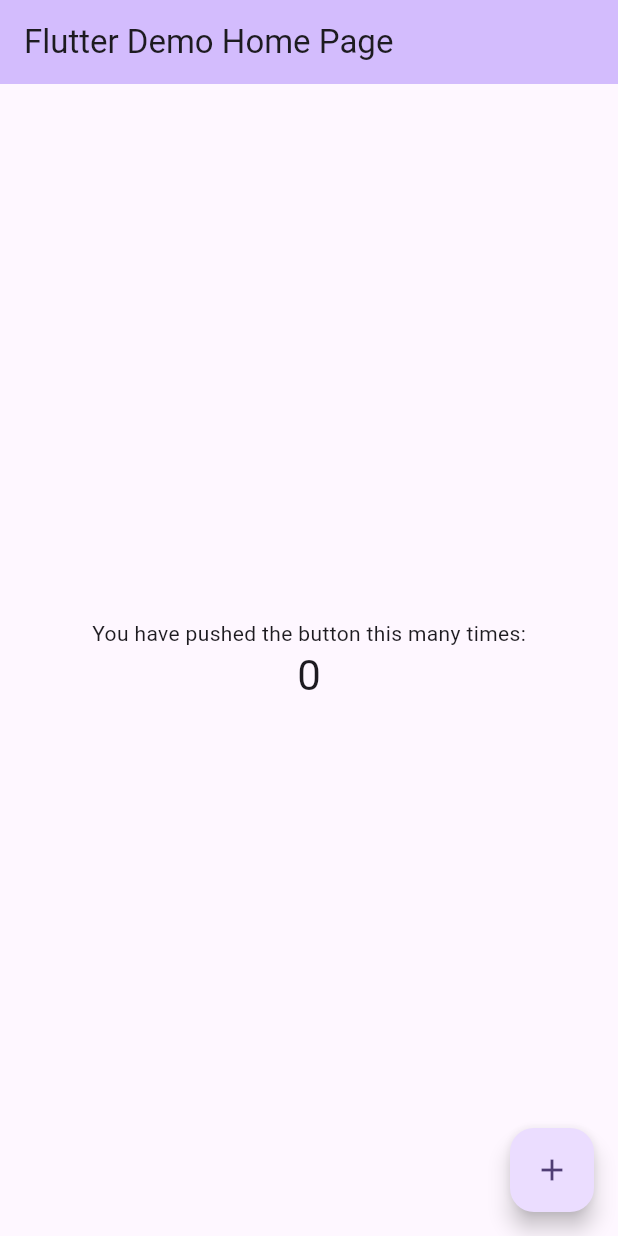
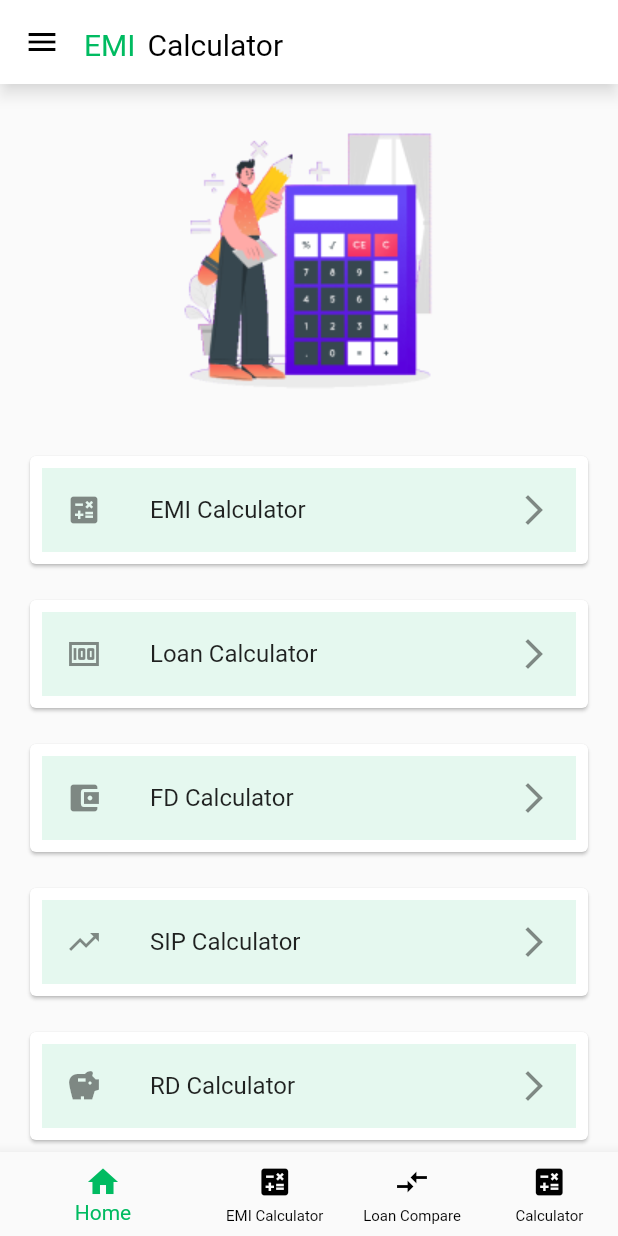
Before and after one commit to MyCTO-Interns/Calculator_app, a Flutter app: the screen it shows after launch, on a phone screen of 412 x 824 dp. Run offline on Flutter 3.47's test engine with Material 3 defaults, Android fonts, the phone set to English and light mode, and no system bars.

```diff
--- a/lib/main.dart
+++ b/lib/main.dart
@@ -1,4 +1,6 @@
+import 'package:calculator/screens/calculator_options.dart';
 import 'package:flutter/material.dart';
+import 'package:flutter/services.dart';
 
 void main() {
   runApp(const MyApp());
@@ -7,119 +9,18 @@ void main() {
 class MyApp extends StatelessWidget {
   const MyApp({super.key});
 
-  // This widget is the root of your application.
   @override
   Widget build(BuildContext context) {
     return MaterialApp(
-      title: 'Flutter Demo',
+      debugShowCheckedModeBanner: false,
       theme: ThemeData(
-        // This is the theme of your application.
-        //
-        // TRY THIS: Try running your application with "flutter run". You'll see
-        // the application has a purple toolbar. Then, without quitting the app,
-        // try changing the seedColor in the colorScheme below to Colors.green
-        // and then invoke "hot reload" (save your changes or press the "hot
-        // reload" button in a Flutter-supported IDE, or press "r" if you used
-        // the command line to start the app).
-        //
-        // Notice that the counter didn't reset back to zero; the application
-        // state is not lost during the reload. To reset the state, use hot
-        // restart instead.
-        //
-        // This works for code too, not just values: Most code changes can be
-        // tested with just a hot reload.
-        colorScheme: ColorScheme.fromSeed(seedColor: Colors.deepPurple),
-        useMaterial3: true,
+        primaryColor: Colors.white,
+        useMaterial3: false,
+        textTheme: TextTheme(
+          bodyText1: TextStyle(fontFamily: 'roboto'),
+        ),
       ),
-      home: const MyHomePage(title: 'Flutter Demo Home Page'),
+      home: const calculator_options(),
     );
   }
 }
-
-class MyHomePage extends StatefulWidget {
-  const MyHomePage({super.key, required this.title});
-
-  // This widget is the home page of your application. It is stateful, meaning
-  // that it has a State object (defined below) that contains fields that affect
-  // how it looks.
-
-  // This class is the configuration for the state. It holds the values (in this
-  // case the title) provided by the parent (in this case the App widget) and
-  // used by the build method of the State. Fields in a Widget subclass are
-  // always marked "final".
-
-  final String title;
-
-  @override
-  State<MyHomePage> createState() => _MyHomePageState();
-}
-
-class _MyHomePageState extends State<MyHomePage> {
-  int _counter = 0;
-
-  void _incrementCounter() {
-    setState(() {
-      // This call to setState tells the Flutter framework that something has
-      // changed in this State, which causes it to rerun the build method below
-      // so that the display can reflect the updated values. If we changed
-      // _counter without calling setState(), then the build method would not be
-      // called again, and so nothing would appear to happen.
-      _counter++;
-    });
-  }
-
-  @override
-  Widget build(BuildContext context) {
-    // This method is rerun every time setState is called, for instance as done
-    // by the _incrementCounter method above.
-    //
-    // The Flutter framework has been optimized to make rerunning build methods
-    // fast, so that you can just rebuild anything that needs updating rather
-    // than having to individually change instances of widgets.
-    return Scaffold(
-      appBar: AppBar(
-        // TRY THIS: Try changing the color here to a specific color (to
-        // Colors.amber, perhaps?) and trigger a hot reload to see the AppBar
-        // change color while the other colors stay the same.
-        backgroundColor: Theme.of(context).colorScheme.inversePrimary,
-        // Here we take the value from the MyHomePage object that was created by
-        // the App.build method, and use it to set our appbar title.
-        title: Text(widget.title),
-      ),
-      body: Center(
-        // Center is a layout widget. It takes a single child and positions it
-        // in the middle of the parent.
-        child: Column(
-          // Column is also a layout widget. It takes a list of children and
-          // arranges them vertically. By default, it sizes itself to fit its
-          // children horizontally, and tries to be as tall as its parent.
-          //
-          // Column has various properties to control how it sizes itself and
-          // how it positions its children. Here we use mainAxisAlignment to
-          // center the children vertically; the main axis here is the vertical
-          // axis because Columns are vertical (the cross axis would be
-          // horizontal).
-          //
-          // TRY THIS: Invoke "debug painting" (choose the "Toggle Debug Paint"
-          // action in the IDE, or press "p" in the console), to see the
-          // wireframe for each widget.
-          mainAxisAlignment: MainAxisAlignment.center,
-          children: <Widget>[
-            const Text(
-              'You have pushed the button this many times:',
-            ),
-            Text(
-              '$_counter',
-              style: Theme.of(context).textTheme.headlineMedium,
-            ),
-          ],
-        ),
-      ),
-      floatingActionButton: FloatingActionButton(
-        onPressed: _incrementCounter,
-        tooltip: 'Increment',
-        child: const Icon(Icons.add),
-      ), // This trailing comma makes auto-formatting nicer for build methods.
-    );
-  }
-}
--- /dev/null
+++ b/lib/screens/calculator_options.dart
@@ -0,0 +1,165 @@
+import 'package:calculator/util/calculatorItem.dart';
+import 'package:calculator/util/constants.dart';
+import 'package:flutter/material.dart';
+import 'package:flutter/services.dart';
+
+class calculator_options extends StatelessWidget {
+  const calculator_options({super.key});
+
+  @override
+  Widget build(BuildContext context) {
+    SystemChrome.setSystemUIOverlayStyle(SystemUiOverlayStyle(
+      statusBarColor: Colors.transparent,
+    ));
+    return Scaffold(
+      appBar: AppBar(
+        backgroundColor: Colors.white,
+        title: Row(
+          mainAxisSize: MainAxisSize.min,
+          children: [
+            Text(
+              "EMI",
+              style: TextStyle(
+                color: mainColor,
+                fontSize: 20,
+                fontWeight: FontWeight.w400,
+                height: 1.5,
+              ),
+            ),
+            SizedBox(width: 8),
+            Text(
+              "Calculator",
+              style: TextStyle(
+                color: Colors.black,
+                fontSize: 20,
+                fontWeight: FontWeight.w400,
+                height: 1.5,
+              ),
+            ),
+          ],
+        ),
+        elevation: 4.0,
+        shadowColor: const Color.fromARGB(255, 0, 0, 0)
+            .withOpacity(0.5),
+        iconTheme:
+            IconThemeData(color: Colors.black), // Change the drawer icon color
+        // Adjusting the toolbar height
+        titleSpacing: 0, // Change the drawer icon color
+      ),
+      drawer: Drawer(
+        child: Column(
+          children: <Widget>[
+            Container(
+              height: AppBar().preferredSize.height,
+            ),
+            Expanded(
+              child: ListView(
+                padding: EdgeInsets.zero,
+                children: <Widget>[
+                  ListTile(
+                    leading: Icon(
+                      Icons.share,
+                      color: mainColor,
+                    ),
+                    title: Text('Share this app'),
+                    onTap: () {
+                      Navigator.pop(context);
+                    },
+                  ),
+                  ListTile(
+                    leading: Icon(
+                      Icons.star,
+                      color: mainColor,
+                    ),
+                    title: Text('Rate this app'),
+                    onTap: () {
+                      Navigator.pop(context);
+                    },
+                  ),
+                  ListTile(
+                    leading: Icon(
+                      Icons.privacy_tip,
+                      color: mainColor,
+                    ),
+                    title: Text('Privacy Policy'),
+                    onTap: () {
+                      Navigator.pop(context);
+                    },
+                  ),
+                ],
+              ),
+            ),
+          ],
+        ),
+      ),
+      body: SingleChildScrollView(
+        child: Column(
+          children: [
+            SizedBox(height: 16),
+            Image.asset(
+                'assets/calculator.png'), // Replace with your image asset
+            SizedBox(height: 16),
+            CalculatorItem(
+              icon: Icons.calculate,
+              title: "EMI Calculator",
+              onTap: () {},
+            ),
+            CalculatorItem(
+              icon: Icons.money,
+              title: "Loan Calculator",
+              onTap: () {},
+            ),
+            CalculatorItem(
+              icon: Icons.account_balance_wallet,
+              title: "FD Calculator",
+              onTap: () {},
+            ),
+            CalculatorItem(
+              icon: Icons.trending_up,
+              title: "SIP Calculator",
+              onTap: () {},
+            ),
+            CalculatorItem(
+              icon: Icons.savings,
+              title: "RD Calculator",
+              onTap: () {},
+            ),
+          ],
+        ),
+      ),
+      bottomNavigationBar: BottomNavigationBar(
+  items: const <BottomNavigationBarItem>[
+    BottomNavigationBarItem(
+      icon: Icon(Icons.home),
+      label: 'Home',
+    ),
+    BottomNavigationBarItem(
+      icon: Icon(Icons.calculate),
+      label: 'EMI Calculator',
+    ),
+    BottomNavigationBarItem(
+      icon: Icon(Icons.compare_arrows),
+      label: 'Loan Compare',
+    ),
+    BottomNavigationBarItem(
+      icon: Icon(Icons.calculate),
+      label: 'Calculator',
+    ),
+  ],
+  currentIndex: 0,
+  selectedItemColor: mainColor,
+  unselectedItemColor: Colors.black,
+  showUnselectedLabels: true,
+  selectedIconTheme: IconThemeData(color: mainColor),
+  unselectedIconTheme: IconThemeData(color: Colors.black),
+  unselectedFontSize: 10,
+
+  onTap: (index) {
+
+  },
+),
+
+
+    );
+  }
+}
--- /dev/null
+++ b/lib/util/calculatorItem.dart
@@ -0,0 +1,37 @@
+import 'package:calculator/util/constants.dart';
+import 'package:flutter/material.dart';
+
+class CalculatorItem extends StatelessWidget {
+  final IconData icon;
+  final String title;
+  final VoidCallback onTap;
+
+  const CalculatorItem({
+    Key? key,
+    required this.icon,
+    required this.title,
+    required this.onTap,
+  }) : super(key: key);
+
+  @override
+  Widget build(BuildContext context) {
+    return Padding(
+  padding: const EdgeInsets.symmetric(vertical: 8.0, horizontal: 16.0),
+  child: Card(
+    child: Container(
+      padding: EdgeInsets.all(8.0),
+      child: Container(
+        color: mainColor.withOpacity(0.1), // Green color
+        child: ListTile(
+          leading: Icon(icon),
+          title: Text(title),
+          trailing: Icon(Icons.arrow_forward_ios),
+          onTap: onTap,
+        ),
+      ),
+    ),
+  ),
+);
+
+  }
+}
--- /dev/null
+++ b/lib/util/constants.dart
@@ -0,0 +1,3 @@
+import 'package:flutter/material.dart';
+
+const Color mainColor = Color(0xFF00BB61);
```
Also changed, not shown: pubspec.yaml (+8 -45 lines), assets/Roboto-Regular.ttf (added), assets/calculator.png (added), lib/routes.dart (added), pubspec.lock, 1 other file.
